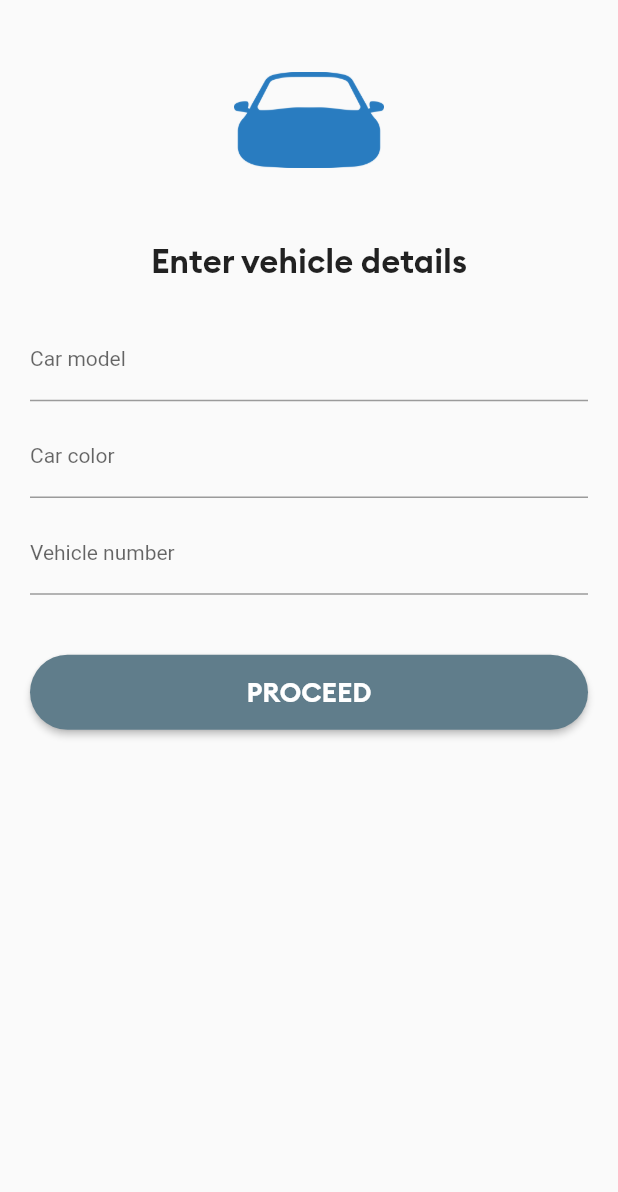
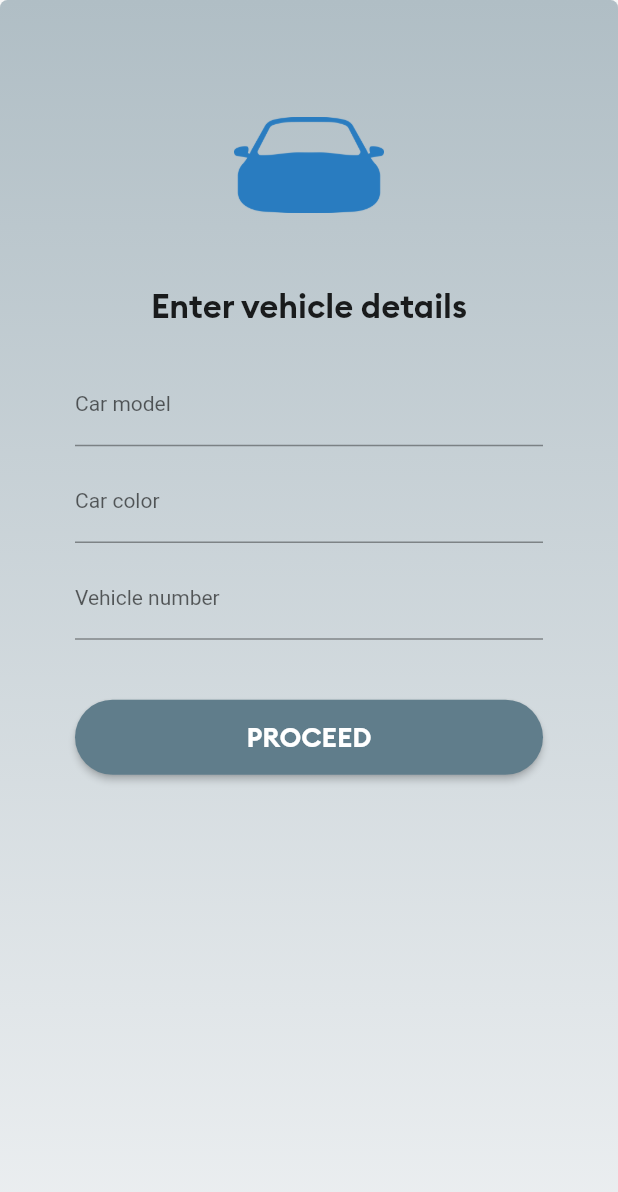
Before and after one commit to N-C-M/hitcharide20, a Flutter app: the VehicleInfoPage screen opened directly, on a phone screen of 412 x 824 dp. Shown: the top 1192 px of the screen. Run offline on Flutter 3.47's test engine with Material 2 defaults, Android fonts, the phone set to English and light mode, and no system bars; our stand-ins replace animated_text_kit, connectivity, firebase_auth, firebase_core, firebase_database, font_awesome_flutter and 4 more; missing offline and left inert: flutter_geofire, flutter_polyline_points; accounts and stored records are empty; statements that could not run were skipped.

Commit message:
Back to work

```diff
--- a/lib/main.dart
+++ b/lib/main.dart
@@ -70,7 +70,7 @@ class MyApp extends StatelessWidget {
           primarySwatch: Colors.blue,
         ),
         //initialRoute: (currentFirebaseUser == null) ? LoginPage.id : DriverRider.id,
-         initialRoute : MainPageDriver.id,// MainPAge arnn
+         initialRoute : DriverRider.id,// MainPAge arnn
          routes:{
             MainPageDriver.id:(context)=>MainPageDriver(),
             DriverRider.id:(context)=>DriverRider(),
--- a/lib/screens/vehicleinfo.dart
+++ b/lib/screens/vehicleinfo.dart
@@ -47,7 +47,22 @@ class VehicleInfoPage extends StatelessWidget {
     return Scaffold(
       key: scaffoldKey,
       body: SafeArea(
-        child: SingleChildScrollView(
+        //child: SingleChildScrollView(
+          child: Container(
+            padding: EdgeInsets.all(30),
+          decoration: BoxDecoration(
+              borderRadius: BorderRadius.all(Radius.circular(5)),
+              boxShadow: <BoxShadow>[
+                BoxShadow(
+                    color: Colors.grey.shade200,
+                    offset: Offset(2, 4),
+                    blurRadius: 5,
+                    spreadRadius: 2)
+              ],
+              gradient: LinearGradient(
+                  begin: Alignment.topCenter,
+                  end: Alignment.bottomCenter,
+                  colors: [Color(0xFFB0BEC5), Color(0xFFECEFF1)])),
           child: Column(
 
             children: <Widget>[
--- a/pubspec.yaml
+++ b/pubspec.yaml
@@ -49,6 +49,7 @@ dependencies:
 
 
 
+  google_fonts: ^1.1.1
 
 
 
```
Also changed, not shown: lib/screens/driverrider.dart (+119 -32 lines), pubspec.lock.
